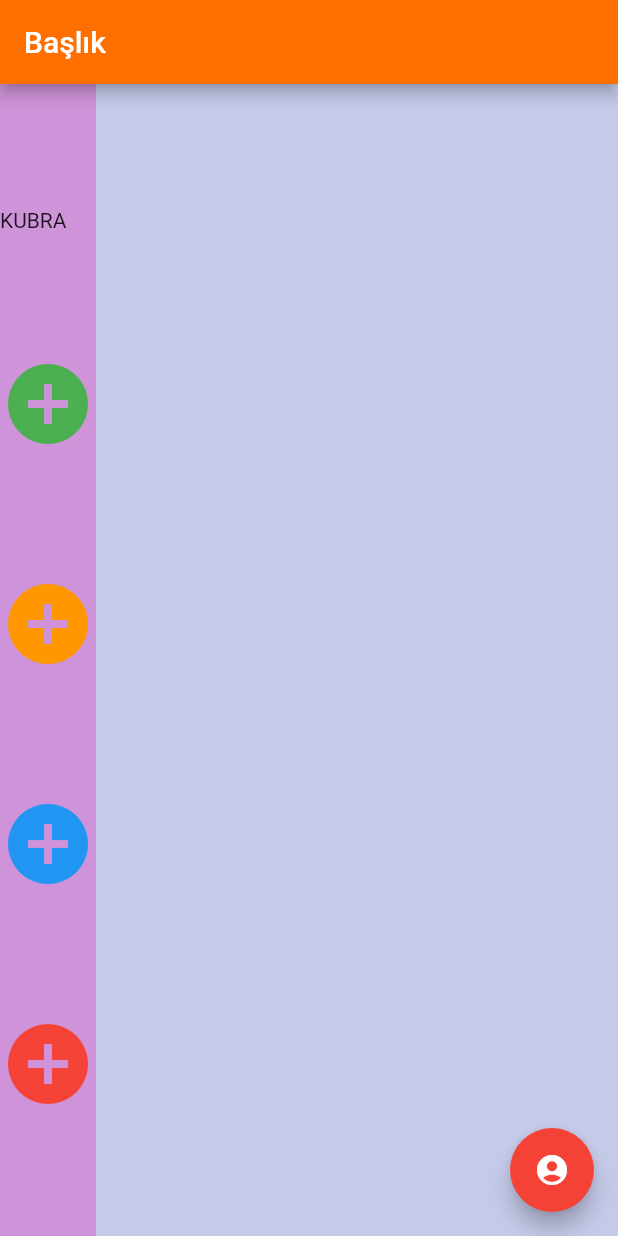
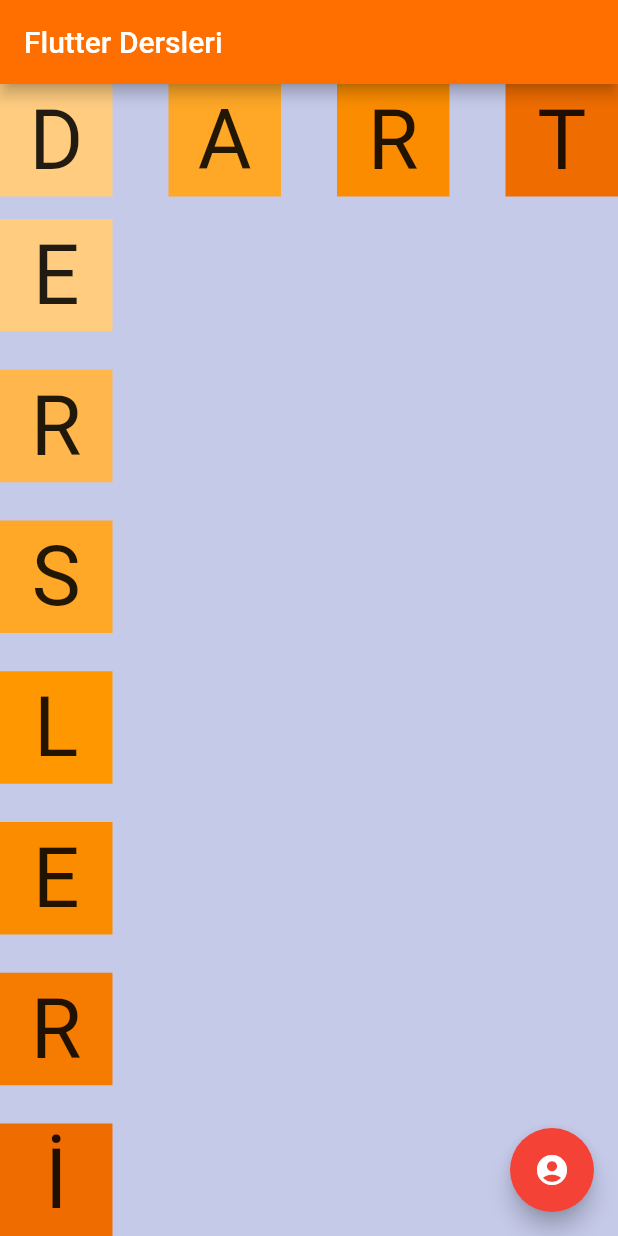
Before and after one commit to kubrasambur/Introduction_to_flutter, a Flutter app: the screen it shows after launch, on a phone screen of 412 x 824 dp. Run offline on Flutter 3.47's test engine with Material 2 defaults, Android fonts, the phone set to English and light mode, and no system bars.

Commit message:
04.01.22 homework

```diff
--- a/flutter_first_project/lib/main.dart
+++ b/flutter_first_project/lib/main.dart
@@ -1,4 +1,4 @@
-// ignore_for_file: prefer_const_constructors, deprecated_member_use, use_key_in_widget_constructors
+// ignore_for_file: prefer_const_constructors, deprecated_member_use, use_key_in_widget_constructors, prefer_const_literals_to_create_immutables
 
 import 'package:flutter/material.dart';
 
@@ -8,6 +8,155 @@
 
 // ignore: must_be_immutable
 class MyApp extends StatelessWidget {
+  Row dartRowunuOlustur() {
+    return Row(
+      mainAxisAlignment: MainAxisAlignment.spaceBetween,
+      children: [
+        Container(
+          alignment: Alignment.center,
+          width: 75,
+          height: 75,
+          color: Colors.orange.shade200,
+          child: Text(
+            "D",
+            style: TextStyle(
+              fontSize: 55,
+            ),
+          ),
+        ),
+        Container(
+          alignment: Alignment.center,
+          width: 75,
+          height: 75,
+          color: Colors.orange.shade400,
+          child: Text(
+            "A",
+            style: TextStyle(
+              fontSize: 55,
+            ),
+          ),
+        ),
+        Container(
+          alignment: Alignment.center,
+          width: 75,
+          height: 75,
+          color: Colors.orange.shade600,
+          child: Text(
+            "R",
+            style: TextStyle(
+              fontSize: 55,
+            ),
+          ),
+        ),
+        Container(
+          alignment: Alignment.center,
+          width: 75,
+          height: 75,
+          color: Colors.orange.shade800,
+          child: Text(
+            "T",
+            style: TextStyle(
+              fontSize: 55,
+            ),
+          ),
+        )
+      ],
+    );
+  }
+
+  Column dersleriColumnuOlustur() {
+    return Column(
+      mainAxisAlignment: MainAxisAlignment.spaceBetween,
+      children: [
+        Container(
+          alignment: Alignment.center,
+          width: 75,
+          height: 75,
+          margin: EdgeInsets.only(top: 15),
+          color: Colors.orange.shade200,
+          child: Text(
+            "E",
+            style: TextStyle(
+              fontSize: 55,
+            ),
+          ),
+        ),
+        Container(
+          alignment: Alignment.center,
+          width: 75,
+          height: 75,
+          color: Colors.orange.shade300,
+          child: Text(
+            "R",
+            style: TextStyle(
+              fontSize: 55,
+            ),
+          ),
+        ),
+        Container(
+          alignment: Alignment.center,
+          width: 75,
+          height: 75,
+          color: Colors.orange.shade400,
+          child: Text(
+            "S",
+            style: TextStyle(
+              fontSize: 55,
+            ),
+          ),
+        ),
+        Container(
+          alignment: Alignment.center,
+          width: 75,
+          height: 75,
+          color: Colors.orange.shade500,
+          child: Text(
+            "L",
+            style: TextStyle(
+              fontSize: 55,
+            ),
+          ),
+        ),
+        Container(
+          alignment: Alignment.center,
+          width: 75,
+          height: 75,
+          color: Colors.orange.shade600,
+          child: Text(
+            "E",
+            style: TextStyle(
+              fontSize: 55,
+            ),
+          ),
+        ),
+        Container(
+          alignment: Alignment.center,
+          width: 75,
+          height: 75,
+          color: Colors.orange.shade700,
+          child: Text(
+            "R",
+            style: TextStyle(
+              fontSize: 55,
+            ),
+          ),
+        ),
+        Container(
+          alignment: Alignment.center,
+          width: 75,
+          height: 75,
+          color: Colors.orange.shade800,
+          child: Text(
+            "İ",
+            style: TextStyle(
+              fontSize: 55,
+            ),
+          ),
+        ),
+      ],
+    );
+  }
+
   // ignore: prefer_final_fields
   String _img1 =
       "https://media.istockphoto.com/photos/moraine-lake-rocky-mountains-canada-picture-id525508231?b=1&k=20&m=525508231&s=170667a&w=0&h=AgqcnKG6W8tsIepho7lvZM6iGQfqUCFTgrF_U5a0l5Y=";
@@ -18,53 +167,20 @@
           ThemeData(primaryColor: Colors.red, accentColor: Colors.indigoAccent),
       home: Scaffold(
         appBar: AppBar(
-          title: Text("Başlık"),
+          title: Text("Flutter Dersleri"),
           backgroundColor: Colors.amber[900],
         ),
         backgroundColor: Colors.indigo[100],
         body: Container(
-            color: Colors.purple[200],
           child: Column(
-              mainAxisSize: MainAxisSize.max,
-              mainAxisAlignment: MainAxisAlignment.spaceEvenly,
             crossAxisAlignment: CrossAxisAlignment.start,
-              // ignore: prefer_const_literals_to_create_immutables
-              children: <Widget>[
-                Row(
-                  mainAxisAlignment: MainAxisAlignment.center,
-                  //aşağıdaki satırı yazmazsak ya da max yaparsak Rowda da yayılacağı  için bütün ekran kullanılacak
-                  mainAxisSize: MainAxisSize.min,
-                  // ignore: prefer_const_literals_to_create_immutables
+            mainAxisAlignment: MainAxisAlignment.spaceBetween,
             children: [
-                    Text("K"),
-                    Text("U"),
-                    Text("B"),
-                    Text("R"),
-                    Text("A"),
+              dartRowunuOlustur(),
+              Expanded(child: dersleriColumnuOlustur())
             ],
           ),
-                Icon(
-                  Icons.add_circle,
-                  size: 64,
-                  color: Colors.green,
         ),
-                Icon(
-                  Icons.add_circle,
-                  size: 64,
-                  color: Colors.orange,
-                ),
-                Icon(
-                  Icons.add_circle,
-                  size: 64,
-                  color: Colors.blue,
-                ),
-                Icon(
-                  Icons.add_circle,
-                  size: 64,
-                  color: Colors.red,
-                ),
-              ],
-            )),
         floatingActionButton: FloatingActionButton(
           onPressed: () {
             debugPrint("tıklandı");
@@ -74,6 +190,111 @@
         ),
       ),
     );
+  }
+
+  List<Widget> get sorunluContainer {
+    return [
+      Container(
+        width: 75,
+        height: 75,
+        color: Colors.yellow,
+      ),
+      Container(
+        width: 75,
+        height: 75,
+        color: Colors.red,
+      ),
+      Container(
+        width: 75,
+        height: 75,
+        color: Colors.blue,
+      ),
+      Container(
+        width: 75,
+        height: 75,
+        color: Colors.orange,
+      ),
+      Container(
+        width: 75,
+        height: 75,
+        color: Colors.blue,
+      ),
+      Container(
+        width: 75,
+        height: 75,
+        color: Colors.red,
+      ),
+    ];
+  }
+
+  List<Widget> get expandedContainer {
+    return [
+      Expanded(
+        //flex değeri vererek bu kutunun diğerlerinden fazla alan kaplamasını sağlayabiliriz
+        flex: 2,
+        child: Container(
+          //artık bu değerlerin bi önemi kalmadı çünkü expanded kullanıyoruz yani dahip olunan alana hepsini sığdırıyoruz.
+          width: 75,
+          height: 75,
+          color: Colors.yellow,
+        ),
+      ),
+      Expanded(
+        child: Container(
+          width: 75,
+          height: 75,
+          color: Colors.red,
+        ),
+      ),
+      Expanded(
+        child: Container(
+          width: 75,
+          height: 75,
+          color: Colors.blue,
+        ),
+      ),
+      Expanded(
+        child: Container(
+          width: 75,
+          height: 75,
+          color: Colors.orange,
+        ),
+      ),
+      Expanded(
+        child: Container(
+          width: 75,
+          height: 75,
+          color: Colors.blue,
+        ),
+      ),
+      Expanded(
+        child: Container(
+          width: 75,
+          height: 75,
+          color: Colors.red,
+        ),
+      ),
+    ];
+  }
+
+  List<Widget> get flexibleContainer {
+    return [
+      //flexible en fazla verilen genişlik değeri kadar büyür ama gerekirse küçülür.Expanded ise mümkün olan bütün alana yayılır
+      Flexible(
+        child: Container(
+          width: 175,
+          height: 175,
+          color: Colors.yellow,
+        ),
+      ),
+      Flexible(
+        child: Container(
+          width: 175,
+          height: 175,
+          color: Colors.red,
+        ),
+      )
+    ];
   }
 
   Widget containerLessons() {
```
Also changed, not shown: flutter_first_project/Screenshot_1641308007.png (added). Lines whose indentation alone changed are shown as unchanged.
